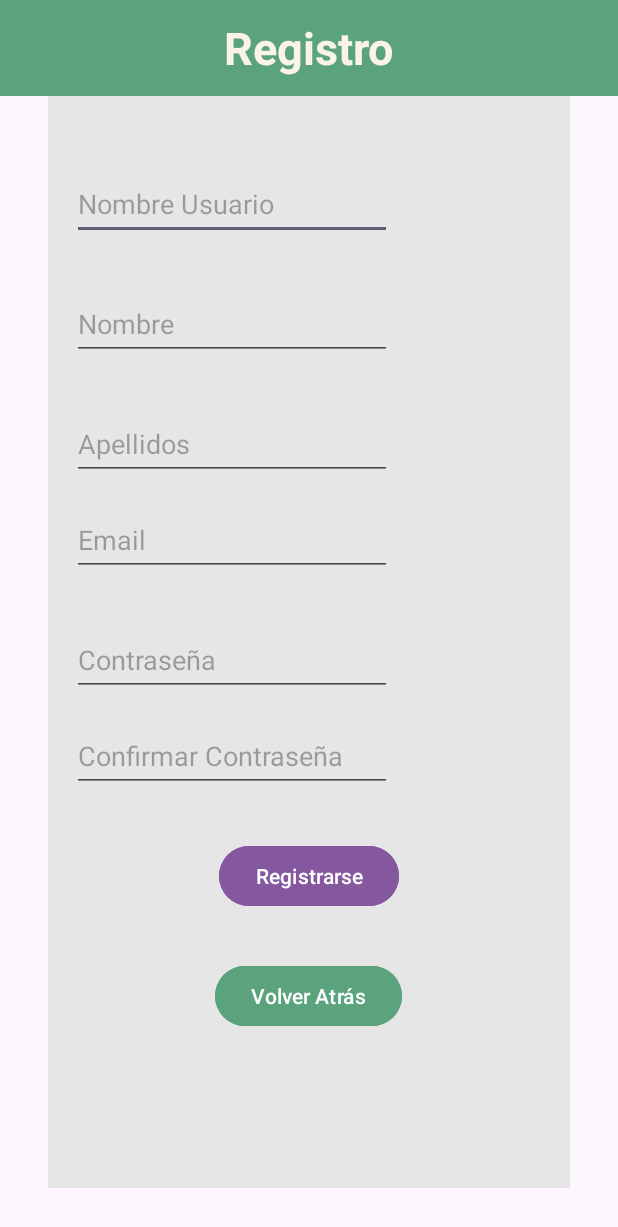
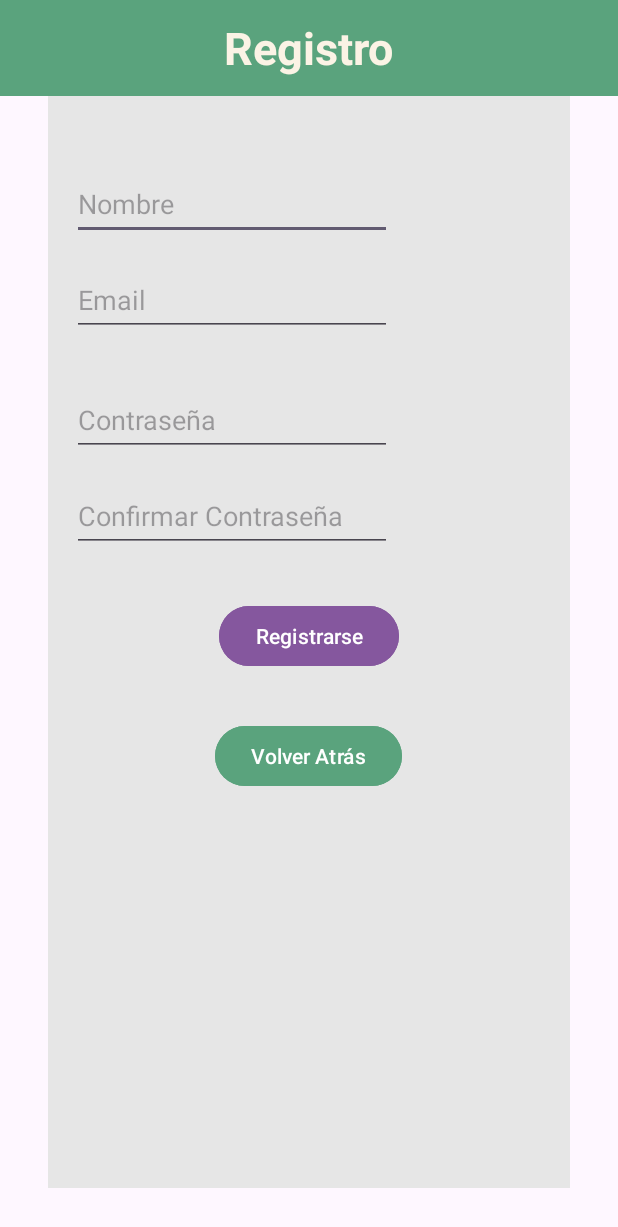
Before and after one commit to nallim-sam/be-home-app, an Android app: the layout activity_sign_up.xml on its own in the app's theme, with its tools: preview values and no code run, on a phone screen of 412 x 824 dp. Shown: the top 1227 px of the screen. Run offline under Robolectric (Android 15) with nearby library versions, the phone set to English and light mode, and no system bars.

```diff
--- a/app/src/main/res/layout/activity_sign_up.xml
+++ b/app/src/main/res/layout/activity_sign_up.xml
@@ -50,14 +50,7 @@
             android:padding="16dp"
             tools:ignore="ExtraText">
 
-            <EditText
-                android:id="@+id/etUsername"
-                android:layout_width="wrap_content"
-                android:layout_height="48dp"
-                android:layout_marginTop="32dp"
-                android:ems="10"
-                android:hint="Nombre Usuario"
-                android:inputType="text" />
+
             <EditText
                 android:id="@+id/etName"
                 android:layout_width="wrap_content"
@@ -65,14 +58,6 @@
                 android:layout_marginTop="32dp"
                 android:ems="10"
                 android:hint="Nombre"
-                android:inputType="text" />
-            <EditText
-                android:id="@+id/etLastname"
-                android:layout_width="wrap_content"
-                android:layout_height="48dp"
-                android:layout_marginTop="32dp"
-                android:ems="10"
-                android:hint="Apellidos"
                 android:inputType="text" />
 
             <EditText
```
Also changed, not shown: app/src/main/java/com/example/behomeapp/authActivity/AuthActivity.java (added, +18 -0 lines), app/src/main/java/com/example/behomeapp/login/LoginActivity.java (+18 -40 lines), app/src/main/java/com/example/behomeapp/login/SignUpActivity.java (+32 -64 lines), app/src/main/java/com/example/behomeapp/service/ConnectionService.java (deleted, +0 -24 lines), app/src/main/res/layout/activity_auth.xml (added, +8 -0 lines).
